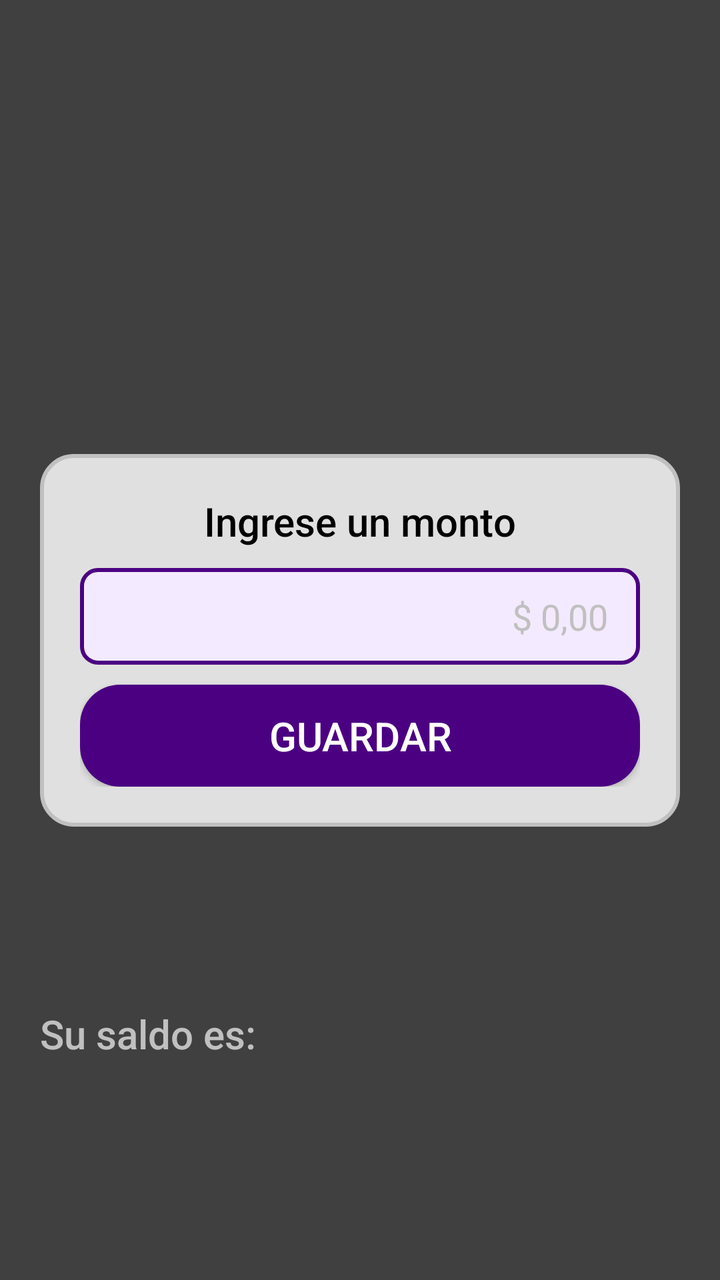
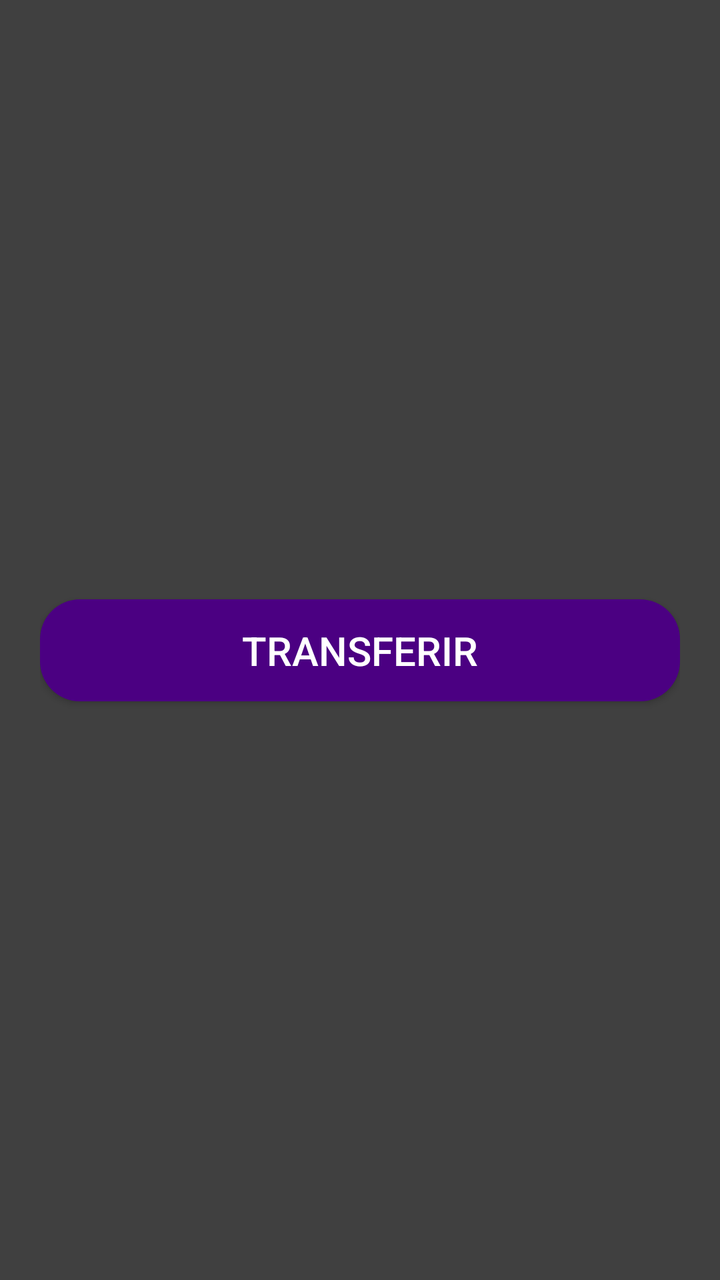

Screens rendered from an Android XML layout before and after an edit, with the pre-edit source and the edit as a unified diff.
<!-- AndroidManifest.xml: application theme Theme.Kharon -->
<!-- res/layout/activity_inicio.xml -->
<?xml version="1.0" encoding="utf-8"?>
<androidx.constraintlayout.widget.ConstraintLayout xmlns:android="http://schemas.android.com/apk/res/android"
    xmlns:app="http://schemas.android.com/apk/res-auto"
    xmlns:tools="http://schemas.android.com/tools"
    android:id="@+id/inicio"
    android:layout_width="match_parent"
    android:layout_height="match_parent"
    android:background="@color/grisOscuro"
    tools:context=".views.Inicio">

    <androidx.constraintlayout.widget.ConstraintLayout
        android:layout_width="0dp"
        android:layout_height="0dp"
        android:padding="20dp"
        app:layout_constraintTop_toTopOf="parent"
        app:layout_constraintBottom_toBottomOf="parent"
        app:layout_constraintStart_toStartOf="parent"
        app:layout_constraintEnd_toEndOf="parent">


    
    <androidx.constraintlayout.widget.ConstraintLayout
        android:id="@+id/inputCard"
        android:layout_width="0dp"
        android:layout_height="wrap_content"
        android:background="@drawable/card"
        app:layout_constraintTop_toTopOf="parent"
        app:layout_constraintBottom_toBottomOf="parent"
        app:layout_constraintStart_toStartOf="parent"
        app:layout_constraintEnd_toEndOf="parent"
        android:padding="20dp"
        >
        <TextView
            style="@style/TituloMediano"
            android:id="@+id/labelMonto"
            android:layout_width="wrap_content"
            android:layout_height="wrap_content"
            android:textColor="@color/black"
            android:text="Ingrese un monto"
            android:layout_marginBottom="10dp"
            app:layout_constraintTop_toTopOf="parent"
            app:layout_constraintStart_toStartOf="parent"
            app:layout_constraintEnd_toEndOf="parent"
            app:layout_constraintBottom_toTopOf="@id/inputMonto"
            android:textColorHint="@color/grisOscuro"
            />
        <EditText
            android:id="@+id/inputMonto"
            android:layout_width="0dp"
            android:layout_height="wrap_content"
            android:inputType="number"
            android:background="@drawable/input"
            android:textColorHint="@color/gris"
            android:textColor="@color/grisOscuro"
            android:hint="$ 0,00"
            android:textAlignment="textEnd"
            app:layout_constraintBottom_toTopOf="@id/btnDB"
            app:layout_constraintTop_toBottomOf="@id/labelMonto"
            app:layout_constraintEnd_toEndOf="parent"
            app:layout_constraintStart_toStartOf="parent"
            />
        
        <Button
            style="@style/TituloMediano"
            android:id="@+id/btnDB"
            android:layout_width="0dp"
            android:layout_height="wrap_content"
            android:text="Guardar"
            android:layout_marginTop="10dp"
            android:background="@drawable/button"
            android:textColor="@color/white"
            app:layout_constraintBottom_toBottomOf="parent"
            app:layout_constraintEnd_toEndOf="parent"
            app:layout_constraintStart_toStartOf="parent"
            app:layout_constraintTop_toBottomOf="@id/inputMonto"
            />
    </androidx.constraintlayout.widget.ConstraintLayout>

    <TextView
        android:id="@+id/txtSaldo"
        android:layout_width="0dp"
        android:layout_height="wrap_content"
        android:text="Su saldo es: "
        style="@style/TituloMediano"
        app:layout_constraintTop_toBottomOf="@id/inputCard"
        app:layout_constraintBottom_toBottomOf="parent"
        app:layout_constraintEnd_toEndOf="parent"
        app:layout_constraintStart_toStartOf="parent"
        android:textColor="@color/gris"
        />

    </androidx.constraintlayout.widget.ConstraintLayout>

</androidx.constraintlayout.widget.ConstraintLayout>
<!-- resources referenced by this layout -->
<resources>
  <color name="black">#FF000000</color>
  <color name="gris">#C0C0C0</color>
  <color name="grisOscuro">#404040</color>
  <color name="white">#FFFFFFFF</color>
  <!-- drawable button (drawable) -->
  <?xml version="1.0" encoding="utf-8"?>
  <shape xmlns:android="http://schemas.android.com/apk/res/android">
      <solid android:color="@color/indigo" />
      <corners android:radius="20dp" />
      <padding
          android:left="16dp"
          android:top="12dp"
          android:right="16dp"
          android:bottom="12dp"
          />
  </shape>
  <!-- drawable card (drawable) -->
  <?xml version="1.0" encoding="utf-8"?>
  <shape xmlns:android="http://schemas.android.com/apk/res/android"
      android:shape="rectangle">
      <corners android:radius="16dp" />
      <stroke android:width="2dp" android:color="#C0C0C0" />
      <solid android:color="#E0E0E0" />
  </shape>
  <!-- drawable input (drawable) -->
  <?xml version="1.0" encoding="utf-8"?>
  <shape android:shape="rectangle"
      xmlns:android="http://schemas.android.com/apk/res/android">
      <solid  android:color="@color/indigoClaro"/>
      <corners android:radius="8dp" />
      <stroke
          android:width="2dp"
          android:color="@color/indigo"
      />
      <padding
          android:left="16dp"
          android:top="12dp"
          android:right="16dp"
          android:bottom="12dp"
          />
  </shape>
  <style name="TituloMediano">
          <item name="android:textSize">20sp</item>
          <item name="android:fontFamily">sans-serif-medium</item>
      </style>
  <style name="Theme.Kharon" parent="Base.Theme.Kharon" />
  <color name="indigo">#4B0082</color>
  <color name="indigoClaro">#F4EAFF</color>
  <style name="Base.Theme.Kharon" parent="Theme.Material3.DayNight.NoActionBar">
          
          
      </style>
</resources>

<!-- the commit's change to res/layout/activity_inicio.xml (unified diff, before → after) -->
@@ -17,77 +17,20 @@
         app:layout_constraintStart_toStartOf="parent"
         app:layout_constraintEnd_toEndOf="parent">
 
-
-    
-    <androidx.constraintlayout.widget.ConstraintLayout
-        android:id="@+id/inputCard"
-        android:layout_width="0dp"
-        android:layout_height="wrap_content"
-        android:background="@drawable/card"
-        app:layout_constraintTop_toTopOf="parent"
-        app:layout_constraintBottom_toBottomOf="parent"
-        app:layout_constraintStart_toStartOf="parent"
-        app:layout_constraintEnd_toEndOf="parent"
-        android:padding="20dp"
-        >
-        <TextView
+        <Button
             style="@style/TituloMediano"
-            android:id="@+id/labelMonto"
-            android:layout_width="wrap_content"
-            android:layout_height="wrap_content"
-            android:textColor="@color/black"
-            android:text="Ingrese un monto"
-            android:layout_marginBottom="10dp"
-            app:layout_constraintTop_toTopOf="parent"
-            app:layout_constraintStart_toStartOf="parent"
-            app:layout_constraintEnd_toEndOf="parent"
-            app:layout_constraintBottom_toTopOf="@id/inputMonto"
-            android:textColorHint="@color/grisOscuro"
-            />
-        <EditText
-            android:id="@+id/inputMonto"
+            android:id="@+id/btnTransferirV"
             android:layout_width="0dp"
             android:layout_height="wrap_content"
-            android:inputType="number"
-            android:background="@drawable/input"
-            android:textColorHint="@color/gris"
-            android:textColor="@color/grisOscuro"
-            android:hint="$ 0,00"
-            android:textAlignment="textEnd"
-            app:layout_constraintBottom_toTopOf="@id/btnDB"
-            app:layout_constraintTop_toBottomOf="@id/labelMonto"
-            app:layout_constraintEnd_toEndOf="parent"
-            app:layout_constraintStart_toStartOf="parent"
-            />
-        
-        <Button
-            style="@style/TituloMediano"
-            android:id="@+id/btnDB"
-            android:layout_width="0dp"
-            android:layout_height="wrap_content"
-            android:text="Guardar"
+            android:text="TRANSFERIR"
             android:layout_marginTop="10dp"
             android:background="@drawable/button"
             android:textColor="@color/white"
             app:layout_constraintBottom_toBottomOf="parent"
             app:layout_constraintEnd_toEndOf="parent"
             app:layout_constraintStart_toStartOf="parent"
-            app:layout_constraintTop_toBottomOf="@id/inputMonto"
+            app:layout_constraintTop_toTopOf="parent"
             />
-    </androidx.constraintlayout.widget.ConstraintLayout>
-
-    <TextView
-        android:id="@+id/txtSaldo"
-        android:layout_width="0dp"
-        android:layout_height="wrap_content"
-        android:text="Su saldo es: "
-        style="@style/TituloMediano"
-        app:layout_constraintTop_toBottomOf="@id/inputCard"
-        app:layout_constraintBottom_toBottomOf="parent"
-        app:layout_constraintEnd_toEndOf="parent"
-        app:layout_constraintStart_toStartOf="parent"
-        android:textColor="@color/gris"
-        />
 
     </androidx.constraintlayout.widget.ConstraintLayout>
 
<!-- resource entries referenced after the edit -->
@@ -1,7 +1,5 @@
 <!-- resources referenced by this layout -->
 <resources>
-  <color name="black">#FF000000</color>
-  <color name="gris">#C0C0C0</color>
   <color name="grisOscuro">#404040</color>
   <color name="white">#FFFFFFFF</color>
   <!-- drawable button (drawable) -->
@@ -16,38 +14,12 @@
           android:bottom="12dp"
           />
   </shape>
-  <!-- drawable card (drawable) -->
-  <?xml version="1.0" encoding="utf-8"?>
-  <shape xmlns:android="http://schemas.android.com/apk/res/android"
-      android:shape="rectangle">
-      <corners android:radius="16dp" />
-      <stroke android:width="2dp" android:color="#C0C0C0" />
-      <solid android:color="#E0E0E0" />
-  </shape>
-  <!-- drawable input (drawable) -->
-  <?xml version="1.0" encoding="utf-8"?>
-  <shape android:shape="rectangle"
-      xmlns:android="http://schemas.android.com/apk/res/android">
-      <solid  android:color="@color/indigoClaro"/>
-      <corners android:radius="8dp" />
-      <stroke
-          android:width="2dp"
-          android:color="@color/indigo"
-      />
-      <padding
-          android:left="16dp"
-          android:top="12dp"
-          android:right="16dp"
-          android:bottom="12dp"
-          />
-  </shape>
   <style name="TituloMediano">
           <item name="android:textSize">20sp</item>
           <item name="android:fontFamily">sans-serif-medium</item>
       </style>
   <style name="Theme.Kharon" parent="Base.Theme.Kharon" />
   <color name="indigo">#4B0082</color>
-  <color name="indigoClaro">#F4EAFF</color>
   <style name="Base.Theme.Kharon" parent="Theme.Material3.DayNight.NoActionBar">
           
           
